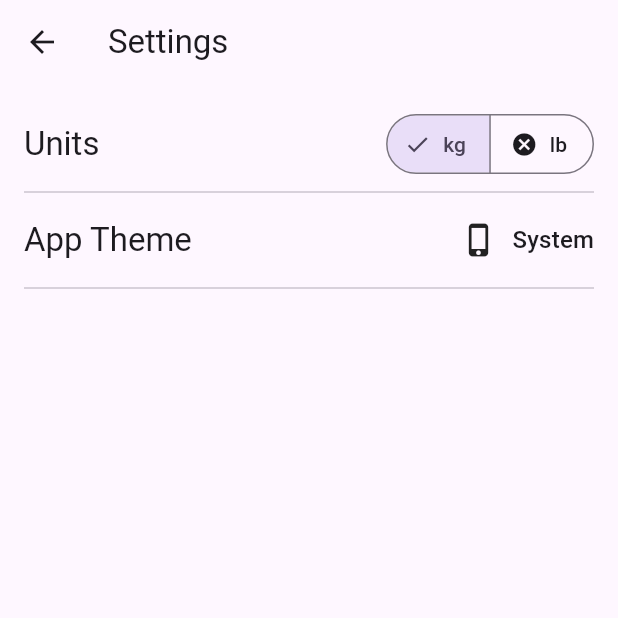
After one commit to rahulob/gym_logger, a Flutter app: the screen it shows after launch, after a tap on the "settings" icon, on a phone screen of 412 x 824 dp, the top half of it. The commit adds this screen. Run offline on Flutter 3.47's test engine with Material 2 defaults, Android fonts, the phone set to English and light mode, and no system bars.

Commit message:
Created a dummy settings page with two settings - Change units - Change Theme

```diff
--- a/lib/excercise_item.dart
+++ b/lib/excercise_item.dart
@@ -18,6 +18,7 @@ class _ExcerciseItemState extends State<ExcerciseItem> {
       // constraints: BoxConstraints,
       child: Column(
         children: [
+          // Excercise Name
           Text(
             "Bicep curls",
             textAlign: TextAlign.left,
@@ -37,7 +38,8 @@ class _ExcerciseItemState extends State<ExcerciseItem> {
 // Table for the sets information
 Table setsTable() {
   return Table(
-    border: TableBorder.symmetric(outside: const BorderSide(color: Colors.black)),
+    border:
+        TableBorder.symmetric(outside: const BorderSide(color: Colors.black)),
     children: [
       // Header row
       TableRow(
--- a/lib/main.dart
+++ b/lib/main.dart
@@ -1,5 +1,5 @@
 import 'package:flutter/material.dart';
-import 'package:gym_logger/home_screen.dart';
+import 'package:gym_logger/screens/home_screen.dart';
 
 void main() {
   runApp(const MyApp());
@@ -12,6 +12,7 @@ class MyApp extends StatelessWidget {
   @override
   Widget build(BuildContext context) {
     return MaterialApp(
+      debugShowCheckedModeBanner: false,
       title: 'Flutter Demo',
       theme: ThemeData(
         colorScheme: ColorScheme.fromSeed(seedColor: Colors.deepPurple),
--- a/lib/home_screen.dart
+++ b/lib/screens/home_screen.dart
@@ -1,5 +1,6 @@
 import 'package:flutter/material.dart';
 import 'package:gym_logger/excercise_item.dart';
+import 'package:gym_logger/screens/settings_screen.dart';
 
 class HomeScreen extends StatefulWidget {
   const HomeScreen({super.key});
@@ -12,8 +13,19 @@ class _HomeScreenState extends State<HomeScreen> {
   @override
   Widget build(BuildContext context) {
     return Scaffold(
-      appBar: AppBar(title: const Text('Gym Logger')),
-      body: Center(
+      appBar: AppBar(
+        title: const Text('Gym Logger'),
+        actions: [
+          IconButton(
+            onPressed: () => Navigator.push(
+              context,
+              MaterialPageRoute(builder: (context) => const SettingsScreen()),
+            ),
+            icon: const Icon(Icons.settings),
+          )
+        ],
+      ),
+      body: const Center(
         child: Column(
           children: [
             ExcerciseItem(),
--- /dev/null
+++ b/lib/screens/settings_screen.dart
@@ -0,0 +1,142 @@
+import 'package:flutter/material.dart';
+
+class SettingsScreen extends StatefulWidget {
+  const SettingsScreen({super.key});
+
+  @override
+  State<SettingsScreen> createState() => _SettingsScreenState();
+}
+
+class _SettingsScreenState extends State<SettingsScreen> {
+  // TODO: Make a way to store this somewhere
+  Set<WeightsUnit> units = {WeightsUnit.kg};
+  ThemeMode theme = ThemeMode.system;
+
+  @override
+  Widget build(BuildContext context) {
+    return Scaffold(
+      appBar: AppBar(
+        title: const Text('Settings'),
+      ),
+      body: Center(
+        child: Padding(
+          padding: const EdgeInsets.all(16.0),
+          child: Column(
+            children: [
+              // Button to change units
+              unitsButton(
+                context,
+                selected: units,
+                onChange: (p0) => setState(() => units = p0),
+              ),
+              const Divider(),
+              // Button to change app theme
+              themeButton(
+                context,
+                selected: theme,
+                onChange: (p0) => setState(() => theme = p0),
+              ),
+              const Divider(),
+            ],
+          ),
+        ),
+      ),
+    );
+  }
+}
+
+// Button to change units to kg/lb
+enum WeightsUnit { kg, lb }
+
+Widget unitsButton(
+  BuildContext context, {
+  required Set<WeightsUnit> selected,
+  required Function(Set<WeightsUnit>)? onChange,
+}) {
+  return Row(
+    mainAxisAlignment: MainAxisAlignment.spaceBetween,
+    children: [
+      Text(
+        'Units',
+        style: Theme.of(context).textTheme.titleLarge,
+      ),
+      SegmentedButton(
+        segments: const [
+          ButtonSegment<WeightsUnit>(
+            value: WeightsUnit.kg,
+            label: Text('kg'),
+            icon: Icon(Icons.cancel),
+          ),
+          ButtonSegment<WeightsUnit>(
+            value: WeightsUnit.lb,
+            label: Text('lb'),
+            icon: Icon(Icons.cancel),
+          ),
+        ],
+        selected: selected,
+        onSelectionChanged: onChange,
+      ),
+    ],
+  );
+}
+
+// Theme buttons
+enum ThemeMode { system, light, dark }
+
+Widget themeButton(
+  BuildContext context, {
+  required ThemeMode selected,
+  required onChange,
+}) {
+  return Row(
+    mainAxisAlignment: MainAxisAlignment.spaceBetween,
+    children: [
+      Text(
+        'App Theme',
+        style: Theme.of(context).textTheme.titleLarge,
+      ),
+      DropdownButton<ThemeMode>(
+        items: const [
+          DropdownMenuItem(
+            value: ThemeMode.system,
+            child: Row(
+              mainAxisAlignment: MainAxisAlignment.spaceBetween,
+              children: [
+                Icon(Icons.phone_iphone),
+                SizedBox(width: 10),
+                Text('System'),
+              ],
+            ),
+          ),
+          DropdownMenuItem(
+            value: ThemeMode.light,
+            child: Row(
+              mainAxisAlignment: MainAxisAlignment.spaceBetween,
+              children: [
+                Icon(Icons.light_mode),
+                SizedBox(width: 10),
+                Text('Light'),
+              ],
+            ),
+          ),
+          DropdownMenuItem(
+            value: ThemeMode.dark,
+            child: Row(
+              mainAxisAlignment: MainAxisAlignment.spaceBetween,
+              children: [
+                Icon(Icons.dark_mode),
+                SizedBox(width: 10),
+                Text('Dark'),
+              ],
+            ),
+          ),
+        ],
+        value: selected,
+        onChanged: onChange,
+        underline: Container(),
+        focusColor: Colors.transparent,
+        icon: const Padding(padding: EdgeInsets.zero),
+      ),
+    ],
+  );
+}
```
Also changed, not shown: pubspec.yaml (+3 -5 lines), pubspec.lock.
